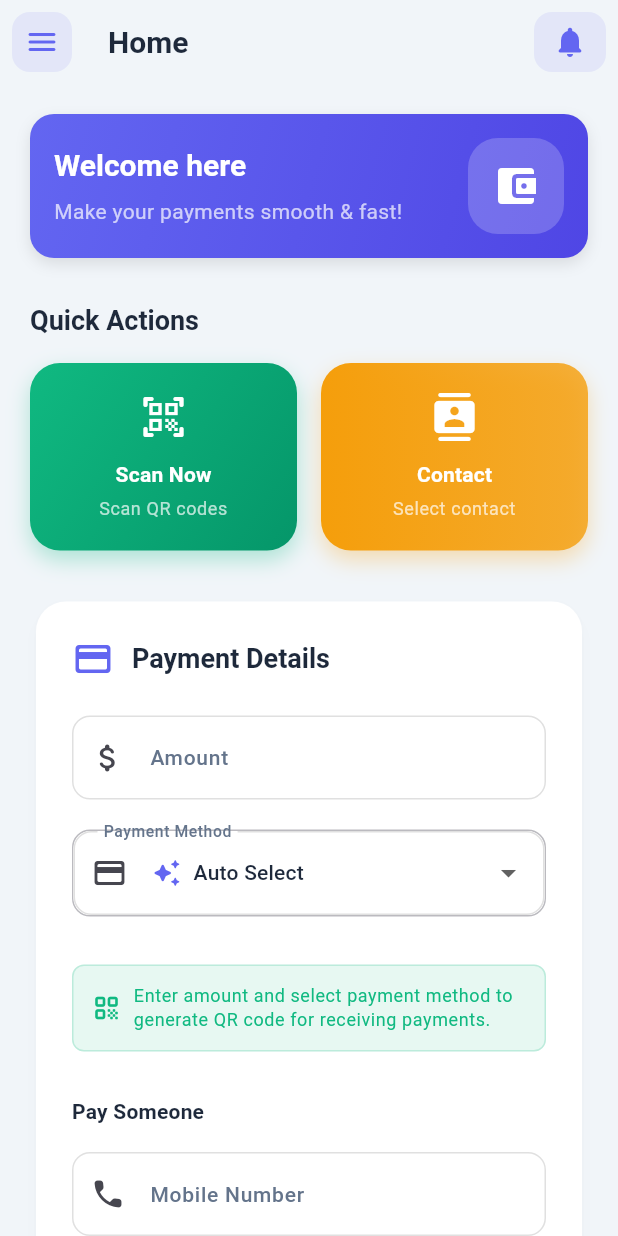
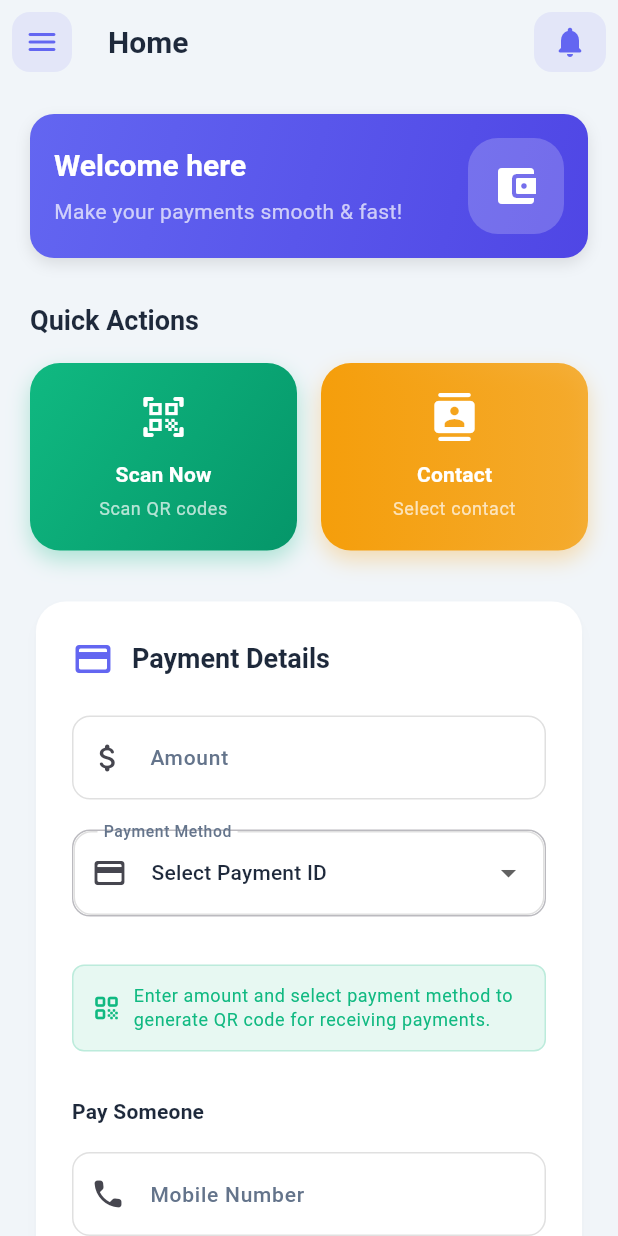
Before and after one commit to julesntare/mq_pay, a Flutter app: the screen it shows after launch, on a phone screen of 412 x 824 dp. Run offline on Flutter 3.47's test engine with Material 3 defaults, Android fonts, the phone set to English and light mode, and no system bars; our stand-ins replace cloud_firestore, connectivity_plus, firebase_core, flutter_native_contact_picker, geolocator, qr_flutter and 1 more; missing offline and left inert: barcode_scan2, flutter_direct_caller_plugin; accounts and stored records are empty; generated files the repository leaves out were written again.

Commit message:
added clear all option and formatting

```diff
--- a/lib/screens/home.dart
+++ b/lib/screens/home.dart
@@ -616,12 +616,46 @@ class _HomeState extends State<Home> {
                   size: 28,
                 ),
                 const SizedBox(width: 12),
-                Text(
-                  'Payment Details',
-                  style: theme.textTheme.headlineSmall?.copyWith(
-                    fontWeight: FontWeight.bold,
+                Expanded(
+                  child: Text(
+                    'Payment Details',
+                    style: theme.textTheme.headlineSmall?.copyWith(
+                      fontWeight: FontWeight.bold,
+                    ),
                   ),
                 ),
+                if (amountController.text.isNotEmpty ||
+                    manualMobileController.text.isNotEmpty ||
+                    selectedPaymentMethod != 'auto')
+                  TextButton.icon(
+                    onPressed: () {
+                      setState(() {
+                        amountController.clear();
+                        manualMobileController.clear();
+                        selectedPaymentMethod = 'auto';
+                        showQrCode = false;
+                        generatedUssdCode = null;
+                      });
+                    },
+                    icon: Icon(
+                      Icons.clear_all_rounded,
+                      size: 18,
+                      color: theme.colorScheme.error,
+                    ),
+                    label: Text(
+                      'Clear All',
+                      style: TextStyle(
+                        color: theme.colorScheme.error,
+                        fontSize: 12,
+                      ),
+                    ),
+                    style: TextButton.styleFrom(
+                      padding: const EdgeInsets.symmetric(
+                          horizontal: 8, vertical: 4),
+                      minimumSize: Size.zero,
+                      tapTargetSize: MaterialTapTargetSize.shrinkWrap,
+                    ),
+                  ),
               ],
             ),
             const SizedBox(height: 24),
@@ -678,7 +712,9 @@ class _HomeState extends State<Home> {
             const SizedBox(height: 20),
 
             // Generate QR Code for receiving payments
-            if (amountController.text.isNotEmpty && _isValidAmount()) ...[
+            if (amountController.text.isNotEmpty &&
+                _isValidAmount() &&
+                selectedPaymentMethod != 'auto') ...[
               SizedBox(
                 width: double.infinity,
                 child: _buildPaymentButton(
@@ -694,8 +730,10 @@ class _HomeState extends State<Home> {
               ),
             ],
 
-            // Show hint when amount is empty or invalid
-            if (amountController.text.isEmpty || !_isValidAmount()) ...[
+            // Show hint when amount is empty, invalid, or no payment method selected
+            if (amountController.text.isEmpty ||
+                !_isValidAmount() ||
+                selectedPaymentMethod == 'auto') ...[
               const SizedBox(height: 12),
               Container(
                 padding: const EdgeInsets.all(12),
@@ -1109,9 +1147,7 @@ class _HomeState extends State<Home> {
         value: 'auto',
         child: Row(
           children: [
-            Icon(Icons.auto_awesome_rounded, size: 20),
-            SizedBox(width: 8),
-            Text('Auto Select'),
+            Text('Select Payment ID'),
           ],
         ),
       ),
```
